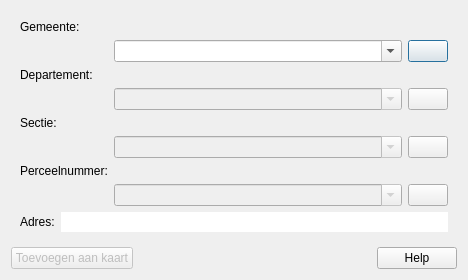
Old version of the form ui_geopunt4qgisParcel.ui in the repository warrieka/geopunt4Qgis.
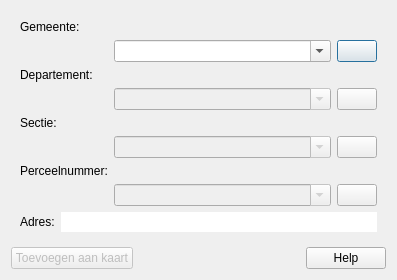
New version of the form. Icons and pictures are not drawn.

Patch:
```diff
--- a/ui_geopunt4qgisParcel.ui
+++ b/ui_geopunt4qgisParcel.ui
@@ -7,7 +7,7 @@
    <rect>
     <x>0</x>
     <y>0</y>
-    <width>468</width>
+    <width>397</width>
     <height>280</height>
    </rect>
   </property>
```
